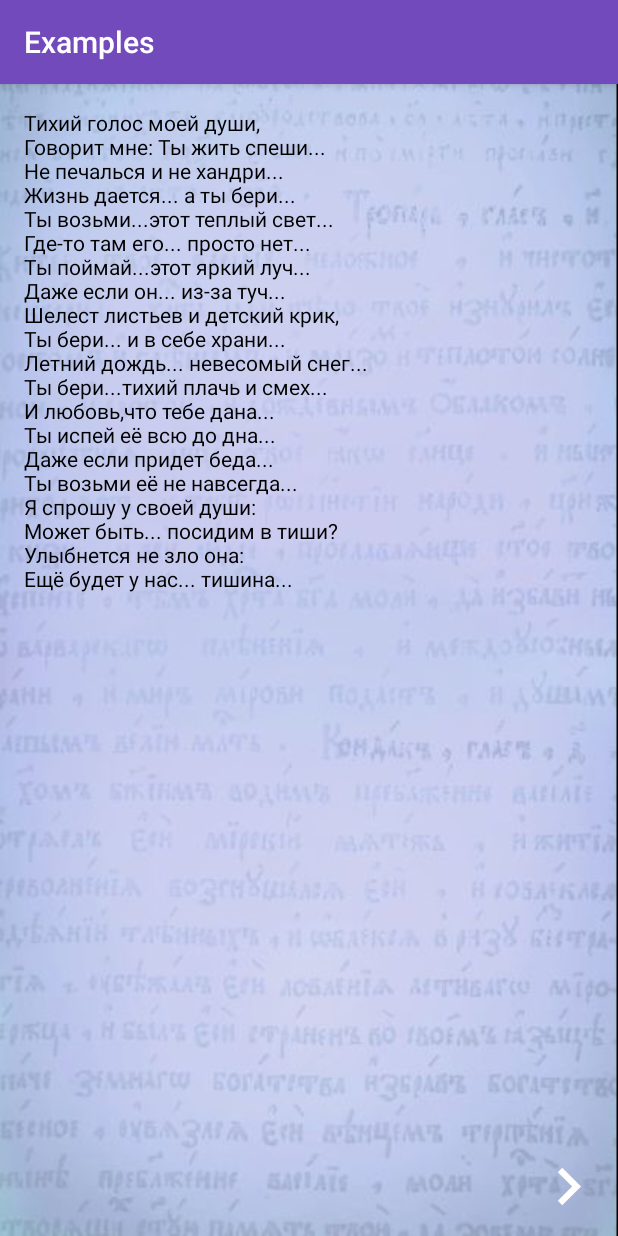
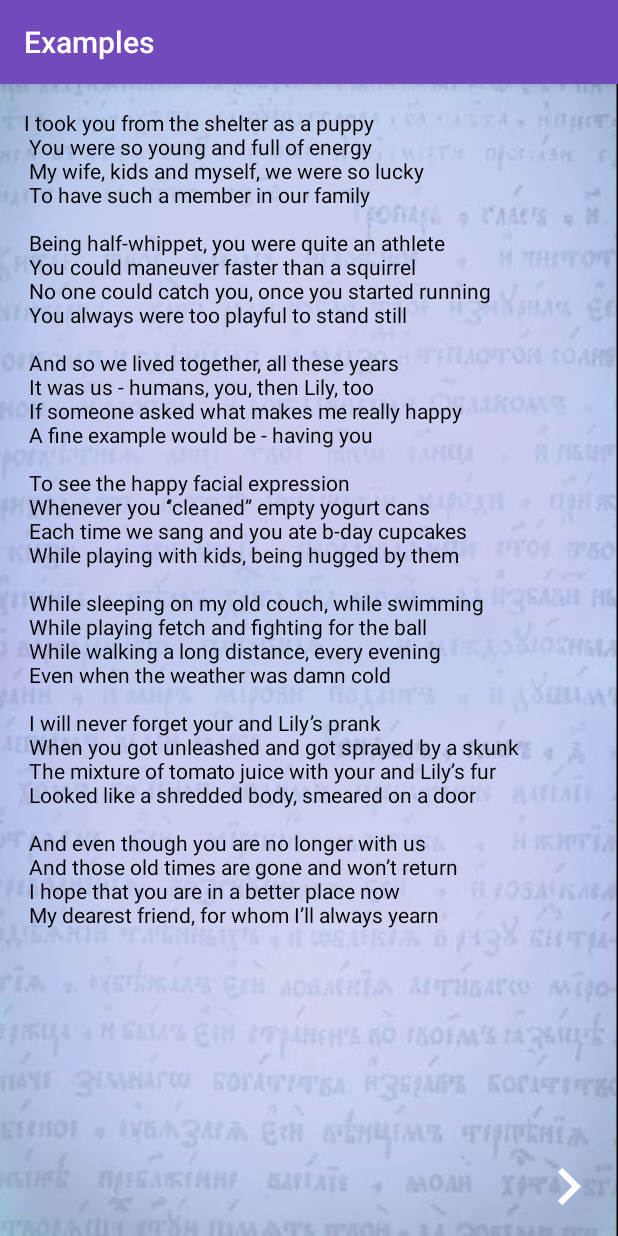
Before and after one commit to degluttiat/Wholeheartedly, an Android app: the ExamplesActivity screen opened directly, with no data from a screen before it, on a phone screen of 412 x 824 dp. Run offline under Robolectric (Android 15) with nearby library versions, the phone set to English and light mode, and no system bars.

Commit message:
Added first fragment and removed a text

```diff
--- a/app/src/main/java/com/example/alena/wholeheartedly/SectionsPagerAdapter.java
+++ b/app/src/main/java/com/example/alena/wholeheartedly/SectionsPagerAdapter.java
@@ -20,6 +20,6 @@ public class SectionsPagerAdapter extends FragmentPagerAdapter {
 
     @Override
     public int getCount() {
-        return 19;
+        return 20;
     }
 }
--- a/app/src/main/res/drawable/roundrect.xml
+++ b/app/src/main/res/drawable/roundrect.xml
@@ -9,5 +9,7 @@
 
     </solid>
 
-    <padding android:left="16dp" />
+    <padding
+        android:left="16dp"
+        android:right="16dp"         />
 </shape>
--- a/app/src/main/res/layout/activity_about.xml
+++ b/app/src/main/res/layout/activity_about.xml
@@ -23,8 +23,10 @@
             android:layout_width="wrap_content"
             android:layout_height="wrap_content"
             android:layout_gravity="center"
-            android:layout_marginLeft="16dp"
-            android:layout_marginRight="16dp"
+            android:layout_marginStart="8dp"
+            android:layout_marginLeft="8dp"
+            android:layout_marginEnd="8dp"
+            android:layout_marginRight="8dp"
             android:text="@string/about"
             android:textColor="#000000"
             android:textSize="16sp" />
--- a/app/src/main/res/layout/fragment_examples.xml
+++ b/app/src/main/res/layout/fragment_examples.xml
@@ -15,6 +15,7 @@
         android:layout_marginStart="@dimen/activity_horizontal_margin"
         android:layout_marginTop="@dimen/activity_vertical_margin"
         android:textColor="@android:color/black"
+        tools:text="@string/text2"
         app:layout_constraintLeft_toLeftOf="parent"
         app:layout_constraintRight_toRightOf="parent"
         app:layout_constraintTop_toTopOf="@+id/constraintLayout"
@@ -30,7 +31,7 @@
         android:layout_marginRight="8dp"
         android:src="@drawable/ic_right"
         app:layout_constraintBottom_toBottomOf="parent"
-        app:layout_constraintEnd_toEndOf="parent"
+        app:layout_constraintRight_toRightOf="parent"
         android:contentDescription="@string/left" />
 
     <ImageView
@@ -42,7 +43,7 @@
         android:layout_marginStart="8dp"
         android:src="@drawable/ic_left"
         app:layout_constraintBottom_toBottomOf="parent"
-        app:layout_constraintStart_toStartOf="parent"
+        app:layout_constraintLeft_toLeftOf="parent"
         android:contentDescription="@string/right" />
 
 </android.support.constraint.ConstraintLayout>
--- a/app/src/main/res/layout/fragment_quiz.xml
+++ b/app/src/main/res/layout/fragment_quiz.xml
@@ -6,12 +6,6 @@
     android:orientation="vertical"
     tools:context="QuestionFragment">
 
-    <TextView
-        android:layout_width="wrap_content"
-        android:layout_height="wrap_content"
-        android:layout_margin="16dp"
-        android:textSize="14sp"
-        android:text="@string/if_you_don_t_know_the_answer"/>
 
     <TextView
         android:id="@+id/fragmentTextView"
--- a/app/src/main/res/layout/fragment_quiz_start.xml
+++ b/app/src/main/res/layout/fragment_quiz_start.xml
@@ -11,6 +11,7 @@
         android:layout_height="wrap_content"
         android:text="@string/just_answer"
         android:textSize="20sp"
+        android:textColor="#000"
         app:layout_constraintBottom_toBottomOf="parent"
         app:layout_constraintEnd_toEndOf="parent"
         app:layout_constraintStart_toStartOf="parent"
--- a/app/src/main/res/values/strings.xml
+++ b/app/src/main/res/values/strings.xml
@@ -5,16 +5,81 @@
     <string name="title_activity_examples">ExamplesActivity</string>
     <string name="action_settings">Settings</string>
     <string name="section_format">Hello World from section: %1$d</string>
-    <string name="text">Как хорошо ты, о море ночное, –\nЗдесь лучезарно, там сизо-темно...\nВ лунном сиянии, словно живое,\nХодит, и дышит, и блещет оно...\n\nНа бесконечном, на вольном просторе\nБлеск и движенье, грохот и гром...\nТусклым сияньем облитое море,\nКак хорошо ты в безлюдье ночном!\n\nЗыбь ты великая, зыбь ты морская,\nЧей это праздник так празднуешь ты?\nВолны несутся, гремя и сверкая,\nЧуткие звезды глядят с высоты.\n\nВ этом волнении, в этом сиянье,\nВесь, как во сне, я потерян стою –\nО, как охотно бы в их обаянье\nВсю потопил бы я душу свою...</string>
+    <string name="text">Those who say "age is just a number" - must be really smart\n
+Years keep passing, but you stay extremely young at heart\n
+You can act like a gentleman, a knight on a white horse\n
+And still remain the biggest hooligan on planet Earth!\n\n
 
-    <string name="text1">Осень – время мечтать и смотреть разноцветные сны,\nЗапивать холода самым лучшим жасминовым чаем,\nНе испытывать сплин или ложное чувство вины\nОт того, что дожди ну нисколечко не огорчают!\n\nОсень – время зонтов, что давно застоялись в углу.\nВремя  новых плащей и сапог в разноцветную клетку - \nЧтобы лично узнать глубину и количество луж,\nА не грустно вздыхать и скучать по ушедшему лету.\n\nОсень – время стихов с неизбежным наличием фраз \nОб унылой поре, листопаде,  капризах погоды…\nОсень – повод  подумать, почувствовать «здесь» и «сейчас»,\nИ, конечно, любить  вопреки всем законам природы!</string>
+You can cheer me up, then drive me crazy in no time\n
+You are more than a husband, you are my partner in crime\n
+Each day with you is an adventure for me and our 3 daughters\n
+And while we have you with us, there is nothing that can stop us!\n\n
+</string>
 
-    <string name="text2">Тихий голос моей души,\nГоворит мне: "Ты жить спеши...\nНе печалься и не хандри... \nЖизнь дается... а ты бери..."\nТы возьми...этот теплый свет...\nГде-то там его... просто нет... \nТы поймай...этот яркий луч...\nДаже если он... из-за туч... \nШелест листьев и детский крик, \nТы бери... и в себе храни... \nЛетний дождь... невесомый снег...\nТы бери...тихий плачь и смех...\nИ любовь,что тебе дана...\nТы испей её всю до дна...\nДаже если придет беда...\nТы возьми её не навсегда...\nЯ спрошу у своей души:\n"Может быть... посидим в тиши?"\nУлыбнется не зло она:\n"Ещё будет у нас... тишина..."</string>
+    <string name="text1">When blood red leaves start covering the ground\n
+The numbers of degrees gets close to zero\n
+In fog, the morning view gets suddenly enshrouded\n
+And eerie becomes all the atmosphere\n\n
+
+When sun rays show up early every morning\n
+But days become so short and nights get longer\n
+Winds howl and raindrops fall, affirming\n
+That summer’s gone and hidden in the yonder\n\n
+
+When boots and hats get once again in fashion\n
+And swimsuits get replaced with coats and scarves\n
+Sunlight turns bleak, the sky starts looking ashen\n
+Until night falls and lights the sky with stars\n\n
+
+That’s when I realize that autumn gives us\n
+So many reasons to sit by the fireplace\n
+To drink some tea and listen to wind’s whistles\n
+While waiting for the falling of snowflakes\n\n
+
+Though every season has its special charm\n
+And there is no such thing as bad weather\n
+I’ll stay the happy person that I am\n
+Only if you and I remain together\n</string>
+
+    <string name="text2">I took you from the shelter as a puppy\n
+You were so young and full of energy\n
+My wife, kids and myself, we were so lucky\n
+To have such a member in our family\n\n
+
+Being half-whippet, you were quite an athlete \n
+You could maneuver faster than a squirrel\n
+No one could catch you, once you started running\n
+You always were too playful to stand still\n\n
+
+And so we lived together, all these years\n
+It was us - humans, you, then Lily, too\n
+If someone asked what makes me really happy\n
+A fine example would be - having you\n\n
+
+To see the happy facial expression\n
+Whenever you ‘’cleaned’’ empty yogurt cans\n
+Each time we sang and you ate b-day cupcakes\n
+While playing with kids, being hugged by them\n\n
+
+While sleeping on my old couch, while swimming\n
+While playing fetch and fighting for the ball\n
+While walking a long distance, every evening\n
+Even when the weather was damn cold\n\n
+
+I will never forget your and Lily’s prank\n
+When you got unleashed and got sprayed by a skunk\n
+The mixture of tomato juice with your and Lily’s fur\n
+Looked like a shredded body, smeared on a door\n\n
+
+And even though you are no longer with us\n
+And those old times are gone and won’t return\n
+I hope that you are in a better place now\n
+My dearest friend, for whom I’ll always yearn\n\n</string>
     <string name="title_activity_quiz">QuizActivity</string>
     <string name="just_answer">Just answer a short list of questions regarding a person you hold dear and remember - the more information you provide, the more detailed and interesting your poem will get!\n</string>
     <string name="logo">Logo</string>
-    <string name="welcome_text">There are many different presents one can give, but I will write one that truly stands out.  Let\'s give your loved ones a SPECIAL treat!</string>
-    <string name="start">"     "Start</string>
+    <string name="welcome_text">There are many different presents one can give, but I will write one that truly stands out. Let\'s give your loved ones a SPECIAL treat!</string>
+    <string name="start">"     Start"</string>
     <string name="examples">"     "Examples</string>
     <string name="aboutButton">"     "About</string>
     <string name="prices">"     "Prices</string>
@@ -35,8 +100,8 @@
     <string name="price2">4 – 6 quatrains</string>
     <string name="price3">7 – 10 quatrains</string>
     <string name="left">Left</string>
-    <string name="right">Right</string>
-    <string name="if_you_don_t_know_the_answer">If you don\'t know the answer If you don\'t know the answer to a certain question, you may press \"next\", without typing anything.</string>
+    <string name="right">"Right "</string>
+    <string name="if_you_don_t_know_the_answer">If you don\'t know the answer to a certain question, you may press \"next\", without typing anything.</string>
 
     <string-array name="questions_array">
         <item>0</item>
```
Also changed, not shown: app/src/main/java/com/example/alena/wholeheartedly/QuestionFragment.java (+7 -3 lines), app/src/main/java/com/example/alena/wholeheartedly/QuizActivity.java (+25 -19 lines), app/src/main/res/layout/activity_main.xml (+28 -22 lines), app/src/main/res/layout/activity_quiz.xml (+42 -6 lines), 2 other files.
